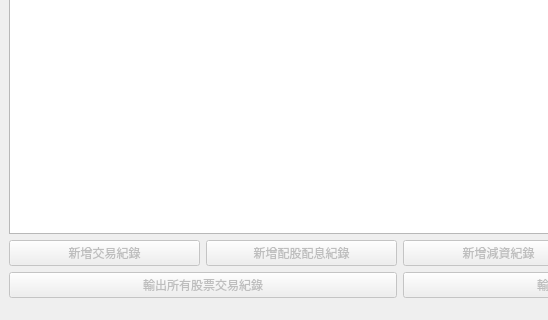
First picture: the form in QtStockPriceMainWindow.ui, repository foxking0416/PythonStockPrice, before the edit; both pictures show x 0 to 548 and y 474 to 794 of the 800 by 794 pixel window.
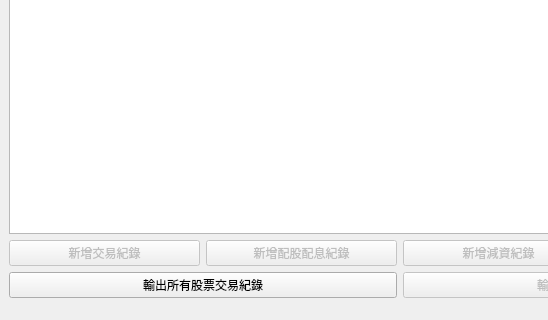
Second picture: the form after the edit.

Commit message: UI狀態

```diff
--- a/QtStockPriceMainWindow.ui
+++ b/QtStockPriceMainWindow.ui
@@ -290,7 +290,7 @@
       <item>
        <widget class="QPushButton" name="qtExportAllStockTradingDataPushButton">
         <property name="enabled">
-         <bool>false</bool>
+         <bool>true</bool>
         </property>
         <property name="text">
          <string>輸出所有股票交易紀錄</string>
```
The commit also changes 2 other files.
